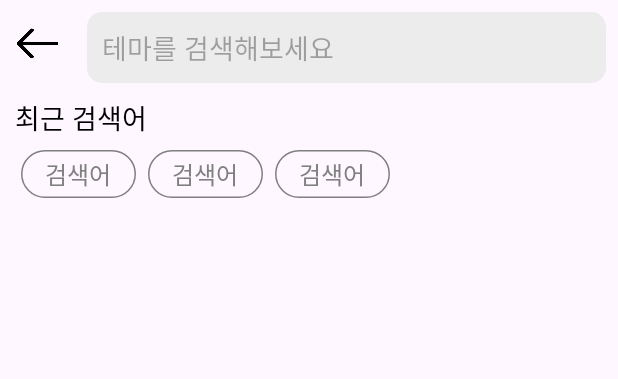
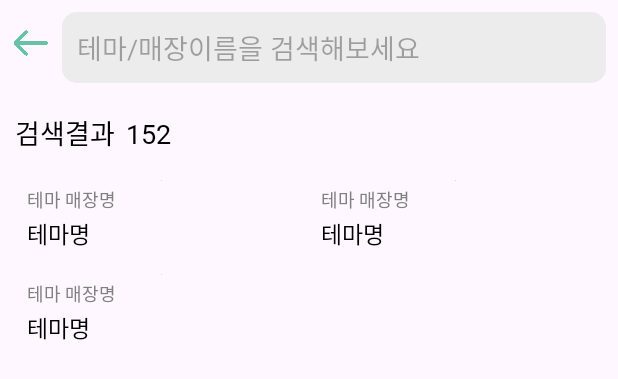
Before and after one commit to escape0906/EscapeApp, an Android app: the layout fragment_search.xml on its own in the app's theme, with its tools: preview values and no code run, on a phone screen of 412 x 824 dp. Shown: the top 379 px of the screen. Run offline under Robolectric (Android 15) with nearby library versions, the phone set to English and light mode, and no system bars; network calls fail.

Commit message:
[Update] 매장명 검색 기능 추가

```diff
--- a/app/src/main/res/layout/fragment_home.xml
+++ b/app/src/main/res/layout/fragment_home.xml
@@ -91,7 +91,7 @@
                             android:layout_height="wrap_content"
                             android:ems="10"
                             android:inputType="text"
-                            android:hint="테마를 검색해보세요"
+                            android:hint="테마/매장이름을 검색해보세요"
                             android:background="@color/transparent"
                             app:layout_constraintBottom_toBottomOf="parent"
                             app:layout_constraintEnd_toEndOf="parent"
--- a/app/src/main/res/layout/fragment_search.xml
+++ b/app/src/main/res/layout/fragment_search.xml
@@ -8,13 +8,14 @@
 
         <ImageView
             android:id="@+id/btn_back"
-            android:layout_width="50dp"
-            android:layout_height="50dp"
-            android:layout_marginTop="4dp"
-            android:padding="10dp"
+            android:layout_width="25dp"
+            android:layout_height="25dp"
+            android:layout_marginTop="16dp"
+            android:layout_marginStart="8dp"
             app:layout_constraintStart_toStartOf="parent"
             app:layout_constraintTop_toTopOf="parent"
-            app:srcCompat="@drawable/ic_back" />
+            app:srcCompat="@drawable/ic_back"
+            app:tint="@color/text" />
 
         <androidx.constraintlayout.widget.ConstraintLayout
             android:id="@+id/constraintLayout"
@@ -35,7 +36,7 @@
                 android:layout_height="wrap_content"
                 android:ems="10"
                 android:inputType="text"
-                android:hint="테마를 검색해보세요"
+                android:hint="테마/매장이름을 검색해보세요"
                 android:background="@color/transparent"
                 app:layout_constraintBottom_toBottomOf="parent"
                 app:layout_constraintEnd_toEndOf="parent"
@@ -62,7 +63,6 @@
                     android:id="@+id/search_result_layout"
                     android:layout_width="match_parent"
                     android:layout_height="wrap_content"
-                    android:visibility="gone"
                     android:orientation="vertical">
                     <LinearLayout
                         android:layout_width="match_parent"
@@ -102,38 +102,16 @@
                         app:spanCount="2"
                         tools:listitem="@layout/item_theme"/>
 
-                </LinearLayout>
 
-                <LinearLayout
-                    android:id="@+id/search_recent_layout"
-                    android:layout_width="match_parent"
-                    android:layout_height="wrap_content"
-                    android:orientation="vertical">
-
-                    <TextView
+                    <ProgressBar
+                        android:id="@+id/search_progressBar"
                         android:layout_width="wrap_content"
                         android:layout_height="wrap_content"
-                        android:text="최근 검색어"
-                        android:textSize="18sp"
-                        android:fontFamily="@font/notosanssemibold"
-                        android:includeFontPadding="false"
-                        android:textColor="@color/black"/>
+                        android:layout_gravity="center"
+                        android:visibility="gone"
+                        style="?android:attr/progressBarStyle"/>
 
-                    <androidx.recyclerview.widget.RecyclerView
-                        android:id="@+id/search_recent_list"
-                        android:layout_width="match_parent"
-                        android:layout_height="wrap_content"
-                        android:orientation="horizontal"
-                        android:overScrollMode="never"
-                        android:nestedScrollingEnabled="false"
-                        android:paddingBottom="20dp"
-                        android:clipToPadding="false"
-                        app:layoutManager="androidx.recyclerview.widget.GridLayoutManager"
-                        tools:listitem="@layout/item_chip"/>
                 </LinearLayout>
-
-
-
 
             </LinearLayout>
         </androidx.swiperefreshlayout.widget.SwipeRefreshLayout>
```
Also changed, not shown: app/src/main/java/com/dhxxn17/escape96app/di/DataModule.kt (+16 -0 lines), app/src/main/java/com/dhxxn17/escape96app/ui/pages/home/HomeFragment.kt (+21 -0 lines), app/src/main/java/com/dhxxn17/escape96app/ui/pages/search/SearchFragment.kt (+56 -9 lines), app/src/main/java/com/dhxxn17/escape96app/ui/pages/search/SearchViewModel.kt (+126 -1 lines), app/src/main/res/navigation/nav_graph.xml (+8 -0 lines), data/src/main/java/com/dhxxn17/data/NetworkApiService.kt (+10 -0 lines), data/src/main/java/com/dhxxn17/data/datasource/SearchDataSource.kt (added, +8 -0 lines), data/src/main/java/com/dhxxn17/data/datasource/SearchDataSourceImpl.kt (added, +21 -0 lines), data/src/main/java/com/dhxxn17/data/mapper/Mapper.kt (+29 -0 lines), data/src/main/java/com/dhxxn17/data/model/ResponseSearch.kt (added, +14 -0 lines), data/src/main/java/com/dhxxn17/data/repository/SearchRepositoryImpl.kt (added, +19 -0 lines), domain/src/main/java/com/dhxxn17/domain/model/ResponseSearchList.kt (added, +7 -0 lines), domain/src/main/java/com/dhxxn17/domain/repository/SearchRepository.kt (added, +9 -0 lines), domain/src/main/java/com/dhxxn17/domain/usecase/SearchUseCase.kt (added, +15 -0 lines).
